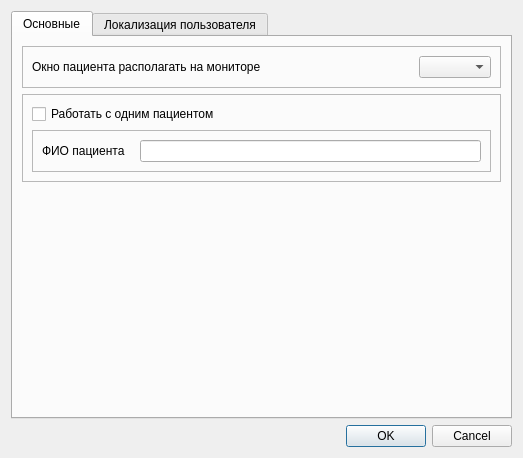
This is aanalysersettings.ui in grigp/a-analyser as Qt 5 draws it before an edit. The edited form follows.
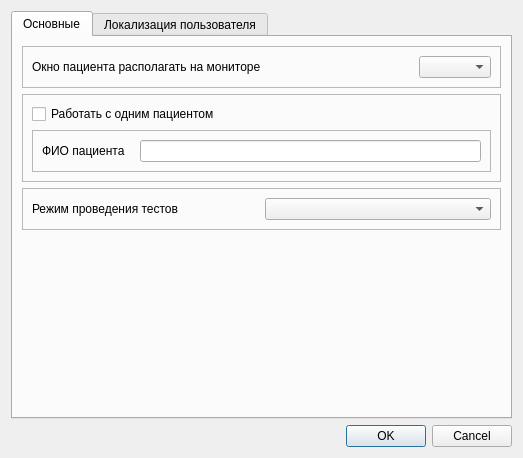
This is the edited form. Icons and pictures are not drawn.

Commit message: Настройка RunningMode - с оперетором, автоматический

```diff
--- a/aanalysersettings.ui
+++ b/aanalysersettings.ui
@@ -97,6 +97,28 @@
          </layout>
         </widget>
        </item>
+       <item>
+        <widget class="QFrame" name="frRunningMode">
+         <property name="frameShape">
+          <enum>QFrame::StyledPanel</enum>
+         </property>
+         <property name="frameShadow">
+          <enum>QFrame::Raised</enum>
+         </property>
+         <layout class="QHBoxLayout" name="horizontalLayout_4">
+          <item>
+           <widget class="QLabel" name="lblRunningMode">
+            <property name="text">
+             <string>Режим проведения тестов</string>
+            </property>
+           </widget>
+          </item>
+          <item>
+           <widget class="QComboBox" name="cbRunningMode"/>
+          </item>
+         </layout>
+        </widget>
+       </item>
        <item>
         <spacer name="verticalSpacer">
          <property name="orientation">
```
The commit also changes 3 other files.
